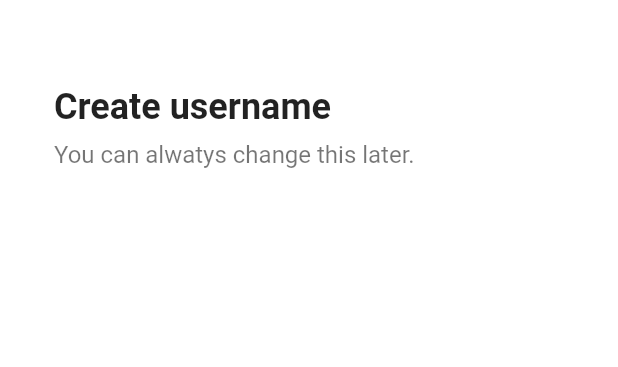
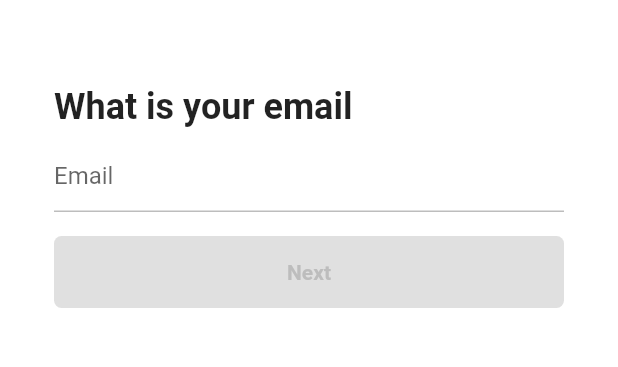
Before and after one commit to CreatorSean/tiktok_clone_android, a Flutter app: the EmailScreen screen opened directly, on a phone screen of 412 x 824 dp, the part 58-425 px from its top. Run offline on Flutter 3.47's test engine with Material 2 defaults, Android fonts, the phone set to English and light mode, and no system bars; our stand-ins replace font_awesome_flutter.

Commit message:
third
email screen

```diff
--- a/lib/features/authentication/email_screen.dart
+++ b/lib/features/authentication/email_screen.dart
@@ -2,9 +2,37 @@ import 'package:flutter/material.dart';
 import 'package:tiktok_clone_android/constants/gaps.dart';
 
 import '../../constants/sizes.dart';
+import 'widgets/form_button.dart';
 
-class EmailScreen extends StatelessWidget {
+class EmailScreen extends StatefulWidget {
   const EmailScreen({super.key});
+
+  @override
+  State<EmailScreen> createState() => _UsernameScreenState();
+}
+
+class _UsernameScreenState extends State<EmailScreen> {
+  final TextEditingController _usernameController = TextEditingController();
+
+  String _username = "";
+
+  @override
+  void initState() {
+    super.initState();
+    _usernameController.addListener(
+      () {
+        setState(() {
+          _username = _usernameController.text;
+        });
+      },
+    );
+  }
+
+  @override
+  void dispose() {
+    _usernameController.dispose();
+    super.dispose();
+  }
 
   @override
   Widget build(BuildContext context) {
@@ -22,23 +50,35 @@ class EmailScreen extends StatelessWidget {
         ),
         child: Column(
           crossAxisAlignment: CrossAxisAlignment.start,
-          children: const [
+          children: [
             Gaps.v40,
-            Text(
-              "Create username",
+            const Text(
+              "What is your email",
               style: TextStyle(
                 fontSize: Sizes.size24,
                 fontWeight: FontWeight.w700,
               ),
             ),
             Gaps.v8,
-            Text(
-              "You can alwatys change this later.",
-              style: TextStyle(
-                color: Colors.black54,
-                fontSize: Sizes.size16,
+            TextField(
+              controller: _usernameController,
+              decoration: InputDecoration(
+                hintText: 'Email',
+                enabledBorder: UnderlineInputBorder(
+                  borderSide: BorderSide(
+                    color: Colors.grey.shade400,
+                  ),
+                ),
+                focusedBorder: UnderlineInputBorder(
+                  borderSide: BorderSide(
+                    color: Colors.grey.shade400,
+                  ),
+                ),
               ),
+              cursorColor: Theme.of(context).primaryColor,
             ),
+            Gaps.v16,
+            FormButton(isDisabled: _username.isEmpty),
           ],
         ),
       ),
--- /dev/null
+++ b/lib/features/authentication/widgets/form_button.dart
@@ -0,0 +1,46 @@
+import 'package:flutter/material.dart';
+
+import '../../../constants/sizes.dart';
+
+class FormButton extends StatelessWidget {
+  const FormButton({
+    super.key,
+    required this.isDisabled,
+  });
+
+  final bool isDisabled;
+
+  @override
+  Widget build(BuildContext context) {
+    return FractionallySizedBox(
+      widthFactor: 1,
+      child: AnimatedContainer(
+        padding: const EdgeInsets.symmetric(
+          vertical: Sizes.size16,
+        ),
+        decoration: BoxDecoration(
+          borderRadius: BorderRadius.circular(Sizes.size5),
+          color: isDisabled
+              ? Colors.grey.shade300
+              : Theme.of(context).primaryColor,
+        ),
+        duration: const Duration(
+          milliseconds: 300,
+        ),
+        child: AnimatedDefaultTextStyle(
+          style: TextStyle(
+            color: isDisabled ? Colors.grey.shade400 : Colors.white,
+            fontWeight: FontWeight.w600,
+          ),
+          duration: const Duration(
+            milliseconds: 300,
+          ),
+          child: const Text(
+            'Next',
+            textAlign: TextAlign.center,
+          ),
+        ),
+      ),
+    );
+  }
+}
```
Also changed, not shown: lib/features/authentication/username_screen.dart (+21 -24 lines).
